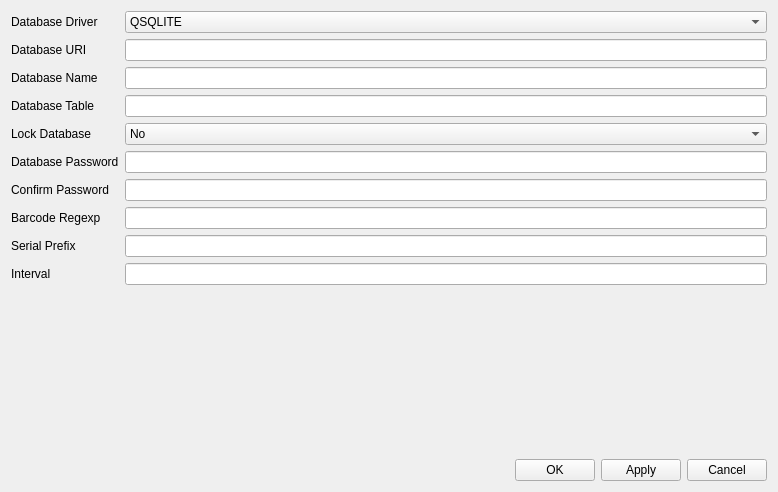
Qt form QData/settingsdialog.ui (pr4u4t/automatron3000) before a commit.
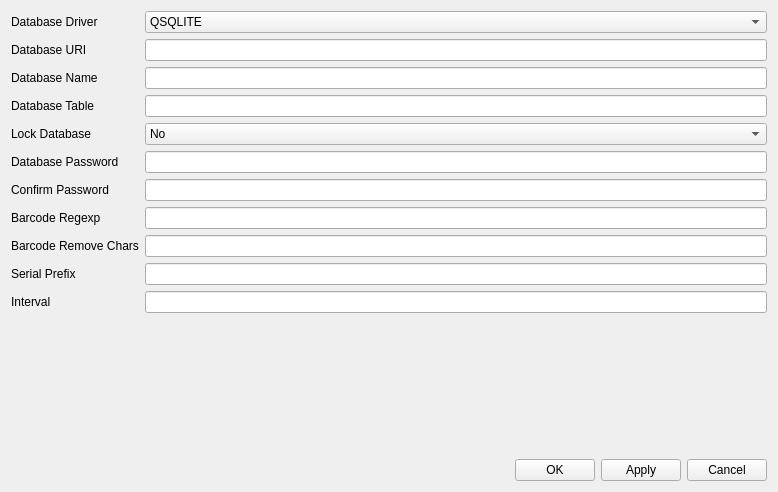
The same form after that commit. Custom widgets are drawn as their Qt base class.

The edit to the form file:
```diff
--- a/QData/settingsdialog.ui
+++ b/QData/settingsdialog.ui
@@ -95,14 +95,14 @@
      <item row="7" column="1">
       <widget class="QLineEdit" name="codeRegexp"/>
      </item>
-     <item row="8" column="0">
+     <item row="9" column="0">
       <widget class="QLabel" name="label_6">
        <property name="text">
         <string>Serial Prefix</string>
        </property>
       </widget>
      </item>
-     <item row="8" column="1">
+     <item row="9" column="1">
       <widget class="QLineEdit" name="serialPrefix"/>
      </item>
      <item row="2" column="0">
@@ -139,16 +139,26 @@
        </property>
       </widget>
      </item>
-     <item row="9" column="0">
+     <item row="10" column="0">
       <widget class="QLabel" name="label_7">
        <property name="text">
         <string>Interval</string>
        </property>
       </widget>
      </item>
-     <item row="9" column="1">
+     <item row="10" column="1">
       <widget class="QLineEdit" name="serialInterval"/>
      </item>
+     <item row="8" column="0">
+      <widget class="QLabel" name="label_9">
+       <property name="text">
+        <string>Barcode Remove Chars</string>
+       </property>
+      </widget>
+     </item>
+     <item row="8" column="1">
+      <widget class="QLineEdit" name="removeChars"/>
+     </item>
     </layout>
    </item>
    <item>
```
